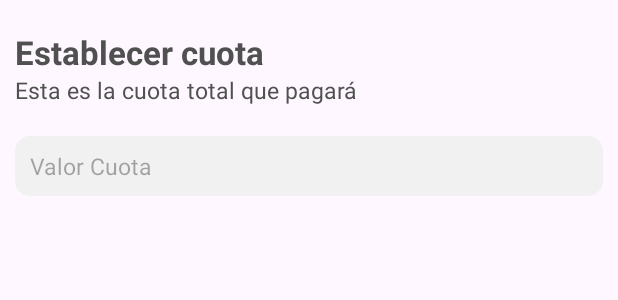
After one commit to jey1322/Gastos-Compartidos, an Android app: the layout dialog_add_cuota.xml on its own in the app's theme, with its tools: preview values and no code run, on a phone screen of 412 x 824 dp. The commit adds this screen. Shown: the top 300 px of the screen. Run offline under Robolectric (Android 15) with nearby library versions, the phone set to English and light mode, and no system bars.

Commit message:
funcionamiento de agregar cuota

```diff
--- a/GastosCompartidos/app/src/main/java/com/strainteam/gastoscompartidos/adapter/ItemParticipantes.kt
+++ b/GastosCompartidos/app/src/main/java/com/strainteam/gastoscompartidos/adapter/ItemParticipantes.kt
@@ -25,7 +25,10 @@ class ItemParticipantes(private val context: Context, private var mParticipantes
                 viewModel.showDialogDeleteParticipante(participantes.id)
             }
             binding.tvAddCuota.setOnClickListener {
-                Toast.makeText(context, "Agregar cuota", Toast.LENGTH_SHORT).show()
+                viewModel.showDialogAddCuota(participantes.id)
+            }
+            binding.tvPedido.setOnClickListener {
+                Toast.makeText(context, "Pedido", Toast.LENGTH_SHORT).show()
             }
         }
     }
--- a/GastosCompartidos/app/src/main/java/com/strainteam/gastoscompartidos/view/home/fragments/HomeFragment.kt
+++ b/GastosCompartidos/app/src/main/java/com/strainteam/gastoscompartidos/view/home/fragments/HomeFragment.kt
@@ -84,6 +84,7 @@ class HomeFragment : Fragment() {
             val bindingDialog = DialogNewEventsBinding.inflate(layoutInflater)
             dialog.setView(bindingDialog.root)
             dialog.setCancelable(false)
+            dialog.setBackground(resources.getDrawable(R.drawable.button_cancel))
             bindingDialog.spTipoEvento.adapter = ArrayAdapter(requireContext(), R.layout.spinner_list,R.id.tvTextSpinner, motivoList)
             bindingDialog.spTipoCuota.adapter = ArrayAdapter(requireContext(), R.layout.spinner_list,R.id.tvTextSpinner, cuotaList)
             val builder = dialog.create()
--- a/GastosCompartidos/app/src/main/java/com/strainteam/gastoscompartidos/view/home/fragments/ProfileFragment.kt
+++ b/GastosCompartidos/app/src/main/java/com/strainteam/gastoscompartidos/view/home/fragments/ProfileFragment.kt
@@ -10,6 +10,7 @@ import android.widget.Toast
 import androidx.fragment.app.viewModels
 import androidx.lifecycle.Observer
 import com.google.android.material.dialog.MaterialAlertDialogBuilder
+import com.strainteam.gastoscompartidos.R
 import com.strainteam.gastoscompartidos.databinding.FragmentProfileBinding
 import com.strainteam.gastoscompartidos.view.login.MainActivity
 import com.strainteam.gastoscompartidos.viewmodel.home.fragments.ProfileFragViewModel
@@ -63,6 +64,7 @@ class ProfileFragment : Fragment() {
         viewModel.openEmail.observe(viewLifecycleOwner, Observer {
             val dialog = MaterialAlertDialogBuilder(requireContext())
             dialog.setTitle("Verifica tu correo electrónico")
+            dialog.setBackground(resources.getDrawable(R.drawable.button_cancel))
             dialog.setMessage("Para usar la aplicación es necesario verificar tu correo electrónico.\n¿Deseas abrir tu aplicación de correo electrónico?")
             dialog.setCancelable(false)
             dialog.setPositiveButton("Abrir Correo"){_,_ ->
@@ -111,6 +113,7 @@ class ProfileFragment : Fragment() {
         binding.tvDeleteUser.setOnClickListener {
             val dialog = MaterialAlertDialogBuilder(requireContext())
             dialog.setTitle("Eliminar cuenta")
+            dialog.setBackground(resources.getDrawable(R.drawable.button_cancel))
             dialog.setMessage("¿Estás seguro de que deseas eliminar tu cuenta?")
             dialog.setCancelable(false)
             dialog.setPositiveButton("Eliminar") { _, _ ->
--- a/GastosCompartidos/app/src/main/java/com/strainteam/gastoscompartidos/view/login/MainActivity.kt
+++ b/GastosCompartidos/app/src/main/java/com/strainteam/gastoscompartidos/view/login/MainActivity.kt
@@ -29,6 +29,7 @@ class MainActivity : AppCompatActivity() {
             val dialog = MaterialAlertDialogBuilder(this)
             val bindingDialog = DialogCreateAccountBinding.inflate(layoutInflater)
             dialog.setView(bindingDialog.root)
+            dialog.setBackground(resources.getDrawable(R.drawable.button_cancel))
             dialog.setCancelable(false)
             val builder = dialog.create()
             builder.show()
@@ -59,6 +60,7 @@ class MainActivity : AppCompatActivity() {
         viewModel.openEmail.observe(this, Observer {
             val dialog = MaterialAlertDialogBuilder(this)
             dialog.setTitle("Verifica tu correo electrónico")
+            dialog.setBackground(resources.getDrawable(R.drawable.button_cancel))
             dialog.setMessage("Para usar la aplicación es necesario verificar tu correo electrónico.\n¿Deseas abrir tu aplicación de correo electrónico?")
             dialog.setCancelable(false)
             dialog.setPositiveButton("Abrir Correo"){_,_ ->
--- /dev/null
+++ b/GastosCompartidos/app/src/main/res/layout/dialog_add_cuota.xml
@@ -0,0 +1,39 @@
+<?xml version="1.0" encoding="utf-8"?>
+<LinearLayout xmlns:android="http://schemas.android.com/apk/res/android"
+    android:layout_width="match_parent"
+    android:layout_height="match_parent"
+    android:orientation="vertical">
+
+    <TextView
+        android:layout_width="wrap_content"
+        android:layout_height="wrap_content"
+        android:text="Establecer cuota"
+        android:textColor="@color/text"
+        android:textSize="22dp"
+        android:textStyle="bold"
+        android:layout_marginTop="20dp"
+        android:layout_marginHorizontal="10dp"/>
+
+    <TextView
+        android:layout_width="wrap_content"
+        android:layout_height="wrap_content"
+        android:text="Esta es la cuota total que pagará"
+        android:textColor="@color/text"
+        android:textSize="15dp"
+        android:layout_marginHorizontal="10dp"/>
+
+    <EditText
+        android:layout_width="match_parent"
+        android:layout_height="40dp"
+        android:background="@drawable/edittext"
+        android:id="@+id/etCuotaVal"
+        android:hint="Valor Cuota"
+        android:textColor="@color/text"
+        android:textSize="15dp"
+        android:inputType="number"
+        android:maxLines="1"
+        android:paddingHorizontal="10dp"
+        android:layout_marginVertical="20dp"
+        android:layout_marginHorizontal="10dp"/>
+
+</LinearLayout>
```
Also changed, not shown: GastosCompartidos/app/src/main/java/com/strainteam/gastoscompartidos/view/optionEvents/OptionEvents.kt (+7 -0 lines), GastosCompartidos/app/src/main/java/com/strainteam/gastoscompartidos/view/participantes/Participantes.kt (+22 -0 lines), GastosCompartidos/app/src/main/java/com/strainteam/gastoscompartidos/viewmodel/participantes/ParticipantesViewModel.kt (+19 -3 lines).
